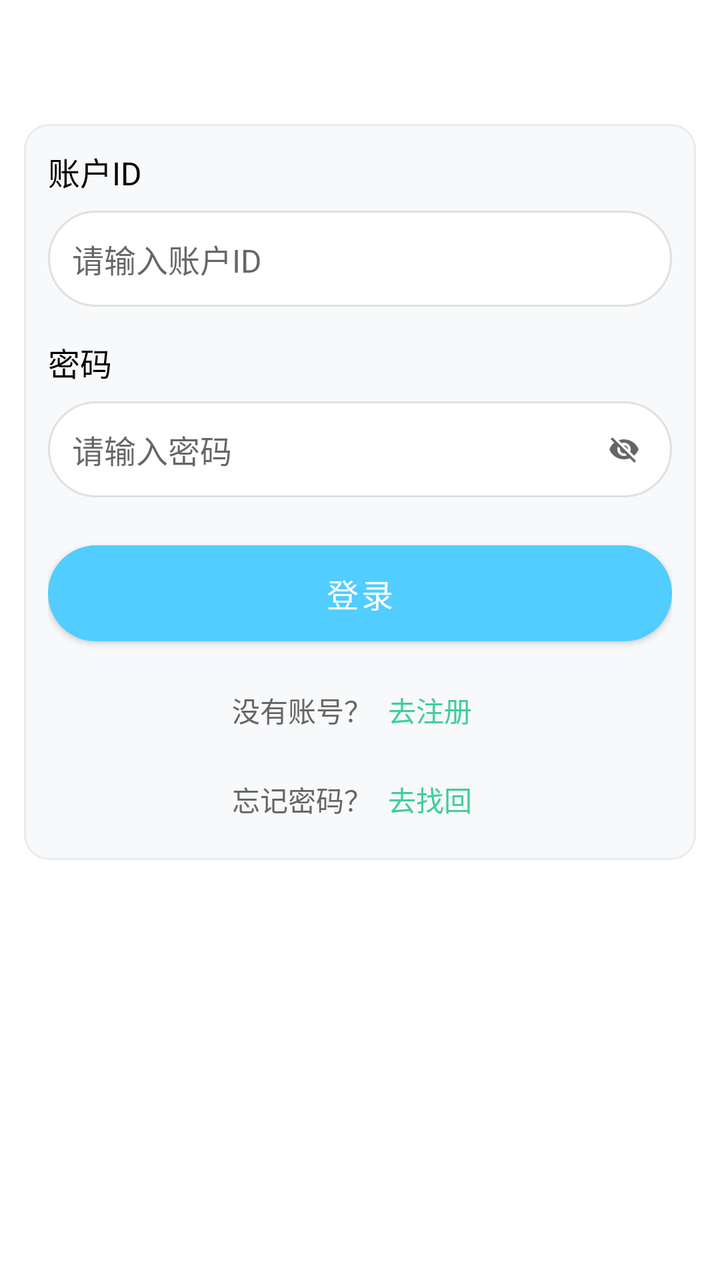
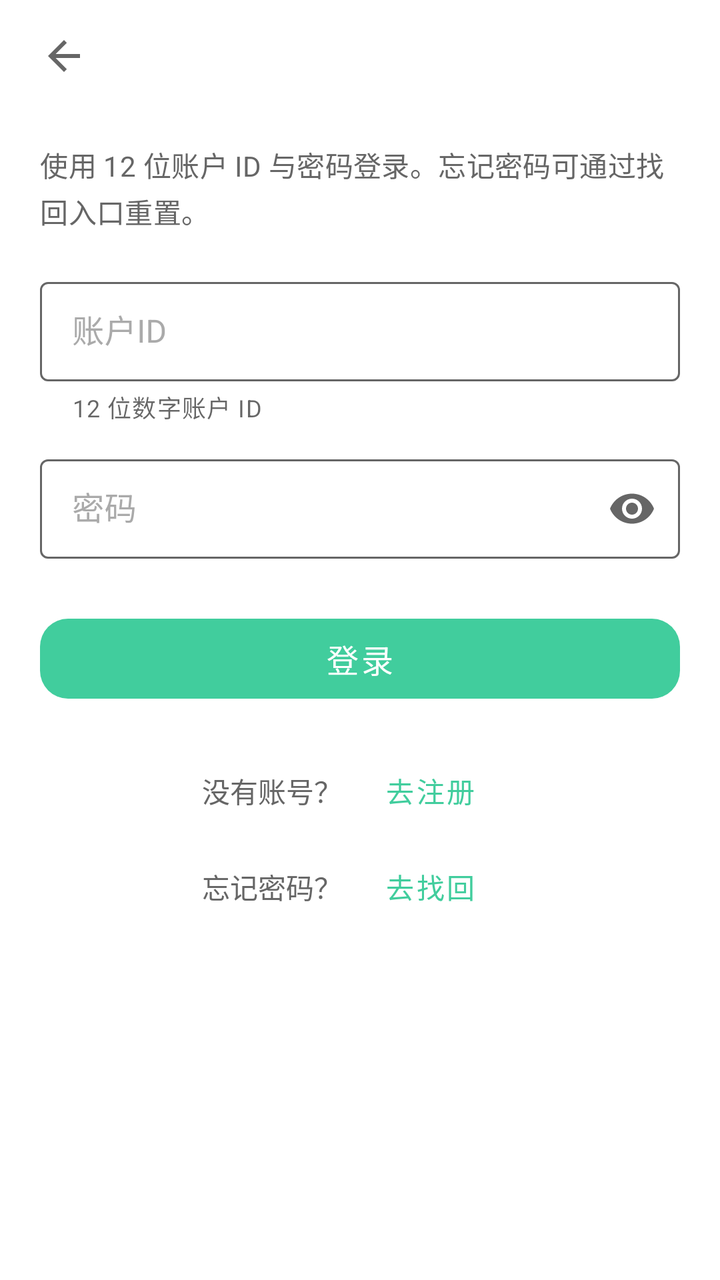

Two renders of the same Android screen: before a commit and after it. Below are the layout's source before the change and the commit's diff.
<!-- AndroidManifest.xml: activity theme Theme.PomodoroTimer.NoActionBar -->
<!-- res/layout/activity_login.xml -->
<?xml version="1.0" encoding="utf-8"?>
<ScrollView xmlns:android="http://schemas.android.com/apk/res/android"
    android:layout_width="match_parent"
    android:layout_height="match_parent"
    android:scrollbars="none">

    <LinearLayout
        android:layout_width="match_parent"
        android:layout_height="wrap_content"
        android:orientation="vertical"
        android:layout_marginTop="40dp"
        android:padding="12dp">

        
        <LinearLayout
            android:layout_width="match_parent"
            android:layout_height="wrap_content"
            android:layout_marginTop="10dp"
            android:orientation="vertical"
            android:background="@drawable/account_section_background"
            android:padding="12dp">

            
            <TextView
                android:layout_width="wrap_content"
                android:layout_height="wrap_content"
                android:text="@string/account_label_user_id"
                android:textSize="16sp"
                android:textColor="@color/text_primary"
                android:layout_marginBottom="8dp"/>

            <EditText
                android:id="@+id/et_user_id"
                android:layout_width="match_parent"
                android:layout_height="48dp"
                android:background="@drawable/edit_text_background"
                android:padding="12dp"
                android:hint="@string/account_error_user_id_required"
                android:textSize="16sp"
                android:inputType="number"
                android:maxLength="10"
                android:layout_marginBottom="16dp"/>

            
            <TextView
                android:layout_width="wrap_content"
                android:layout_height="wrap_content"
                android:text="@string/account_label_password"
                android:textSize="16sp"
                android:textColor="@color/text_primary"
                android:layout_marginBottom="8dp"/>

            <RelativeLayout
                android:layout_width="match_parent"
                android:layout_height="48dp"
                android:background="@drawable/edit_text_background"
                android:layout_marginBottom="24dp">

                <EditText
                    android:id="@+id/et_password"
                    android:layout_width="match_parent"
                    android:layout_height="match_parent"
                    android:padding="12dp"
                    android:paddingEnd="48dp"
                    android:hint="@string/account_error_password_required"
                    android:textSize="16sp"
                    android:maxLength="16"
                    android:inputType="textPassword"
                    android:background="@null"/>

                <ImageView
                    android:id="@+id/iv_password_toggle"
                    android:layout_width="24dp"
                    android:layout_height="24dp"
                    android:layout_alignParentEnd="true"
                    android:layout_centerVertical="true"
                    android:layout_marginEnd="12dp"
                    android:src="@drawable/ic_eye_off"
                    android:background="?attr/selectableItemBackgroundBorderless"
                    android:padding="4dp"
                    android:clickable="true"
                    android:focusable="true"/>

            </RelativeLayout>

            
            <Button
                android:id="@+id/btn_login"
                android:layout_width="match_parent"
                android:layout_height="48dp"
                android:text="@string/account_btn_login"
                android:textSize="16sp"
                android:background="@drawable/button_blue_background"
                android:textColor="@color/white"
                android:layout_marginBottom="16dp"/>

            
            <LinearLayout
                android:layout_width="match_parent"
                android:layout_height="wrap_content"
                android:orientation="horizontal"
                android:gravity="center">

                <TextView
                    android:layout_width="wrap_content"
                    android:layout_height="wrap_content"
                    android:text="@string/account_prompt_no_account"
                    android:textSize="14sp"
                    android:textColor="@color/text_secondary"/>

                <TextView
                    android:id="@+id/tv_go_register"
                    android:layout_width="wrap_content"
                    android:layout_height="wrap_content"
                    android:text="@string/account_action_go_register"
                    android:textSize="14sp"
                    android:textColor="@color/primary"
                    android:background="?attr/selectableItemBackground"
                    android:padding="8dp"
                    android:clickable="true"
                    android:focusable="true"/>

            </LinearLayout>

            <LinearLayout
                android:layout_width="match_parent"
                android:layout_height="wrap_content"
                android:orientation="horizontal"
                android:gravity="center"
                android:layout_marginTop="8dp">

                <TextView
                    android:layout_width="wrap_content"
                    android:layout_height="wrap_content"
                    android:text="@string/account_prompt_forgot_password"
                    android:textSize="14sp"
                    android:textColor="@color/text_secondary"/>

                <TextView
                    android:id="@+id/tv_go_recover"
                    android:layout_width="wrap_content"
                    android:layout_height="wrap_content"
                    android:text="@string/account_action_go_recover"
                    android:textSize="14sp"
                    android:textColor="@color/primary"
                    android:background="?attr/selectableItemBackground"
                    android:padding="8dp"
                    android:clickable="true"
                    android:focusable="true"/>

            </LinearLayout>

        </LinearLayout>

    </LinearLayout>

</ScrollView>
<!-- resources referenced by this layout -->
<resources>
  <color name="primary">#FF41CD9D</color>
  <color name="white">#FFFFFFFF</color>
  <!-- drawable account_section_background (drawable) -->
  <?xml version="1.0" encoding="utf-8"?>
  <shape xmlns:android="http://schemas.android.com/apk/res/android"
      android:shape="rectangle">
      <solid android:color="@color/account_section_bg" />
      <corners android:radius="12dp" />
      <stroke
          android:width="1dp"
          android:color="@color/account_section_border" />
  </shape>
  <!-- drawable button_blue_background (drawable) -->
  <?xml version="1.0" encoding="utf-8"?>
  <shape xmlns:android="http://schemas.android.com/apk/res/android"
      android:shape="rectangle">
      <solid android:color="#2196F3" />
      <corners android:radius="28dp" />
  </shape>
  <!-- drawable edit_text_background (drawable) -->
  <?xml version="1.0" encoding="utf-8"?>
  <shape xmlns:android="http://schemas.android.com/apk/res/android"
      android:shape="rectangle">
      <solid android:color="@color/white" />
      <corners android:radius="24dp" />
      <stroke
          android:width="1dp"
          android:color="#E0E0E0" />
  </shape>
  <!-- drawable ic_eye_off (drawable) -->
  <?xml version="1.0" encoding="utf-8"?>
  <vector xmlns:android="http://schemas.android.com/apk/res/android"
      android:width="24dp"
      android:height="24dp"
      android:viewportWidth="24"
      android:viewportHeight="24">
      <path
          android:fillColor="@color/text_secondary"
          android:pathData="M12,7c2.76,0 5,2.24 5,5 0,0.65 -0.13,1.26 -0.36,1.83l2.92,2.92c1.51,-1.26 2.7,-2.89 3.43,-4.75 -1.73,-4.39 -6,-7.5 -11,-7.5 -1.4,0 -2.74,0.25 -3.98,0.7l2.16,2.16C10.74,7.13 11.35,7 12,7zM2,4.27l2.28,2.28 0.46,0.46C3.08,8.3 1.78,10.02 1,12c1.73,4.39 6,7.5 11,7.5 1.55,0 3.03,-0.3 4.38,-0.84l0.42,0.42L19.73,22 21,20.73 3.27,3 2,4.27zM7.53,9.8l1.55,1.55c-0.05,0.21 -0.08,0.43 -0.08,0.65 0,1.66 1.34,3 3,3 0.22,0 0.44,-0.03 0.65,-0.08l1.55,1.55c-0.67,0.33 -1.41,0.53 -2.2,0.53 -2.76,0 -5,-2.24 -5,-5 0,-0.79 0.2,-1.53 0.53,-2.2zM11.84,9.02l3.15,3.15 0.02,-0.16c0,-1.66 -1.34,-3 -3,-3l-0.17,0.01z"/>
  </vector>
  <string name="account_error_password_required">请输入密码</string>
  <string name="account_error_user_id_required">请输入账户ID</string>
  <style name="Theme.PomodoroTimer.NoActionBar" parent="Theme.MaterialComponents.DayNight.NoActionBar">
          <item name="windowActionBar">false</item>
          <item name="windowNoTitle">true</item>
          <item name="colorPrimary">@color/skyblue</item>
          <item name="colorPrimaryVariant">@color/default_theme_dark</item>
          <item name="colorOnPrimary">@color/text_primary</item>
          <item name="android:statusBarColor">@color/background_card</item>
          <item name="android:navigationBarColor">@color/background_card</item>
          <item name="android:windowFullscreen">false</item>
          <item name="android:windowContentOverlay">@null</item>
      </style>
  <color name="account_section_bg">#FFF8F9FA</color>
  <color name="account_section_border">#FFE9ECEF</color>
  <color name="skyblue">#FF51CDFF</color>
  <color name="default_theme_dark">#014971</color>
  <color name="background_card">#FFFFFFFF</color>
  <!-- unchanged entries left out for length: 9 -->
</resources>

<!-- the commit's change to res/layout/activity_login.xml (unified diff, before → after) -->
@@ -1,157 +1,152 @@
 <?xml version="1.0" encoding="utf-8"?>
-<ScrollView xmlns:android="http://schemas.android.com/apk/res/android"
+<LinearLayout xmlns:android="http://schemas.android.com/apk/res/android"
+    xmlns:app="http://schemas.android.com/apk/res-auto"
     android:layout_width="match_parent"
     android:layout_height="match_parent"
-    android:scrollbars="none">
+    android:orientation="vertical">
 
-    <LinearLayout
+    <include layout="@layout/include_subpage_toolbar" />
+
+    <androidx.core.widget.NestedScrollView
+        android:id="@+id/subpage_content"
         android:layout_width="match_parent"
-        android:layout_height="wrap_content"
-        android:orientation="vertical"
-        android:layout_marginTop="40dp"
-        android:padding="12dp">
+        android:layout_height="0dp"
+        android:layout_weight="1"
+        android:clipToPadding="false"
+        android:fillViewport="true"
+        android:overScrollMode="ifContentScrolls"
+        android:scrollbars="none">
 
-        
         <LinearLayout
             android:layout_width="match_parent"
             android:layout_height="wrap_content"
-            android:layout_marginTop="10dp"
             android:orientation="vertical"
-            android:background="@drawable/account_section_background"
-            android:padding="12dp">
+            android:paddingHorizontal="20dp"
+            android:paddingTop="16dp"
+            android:paddingBottom="32dp">
 
-            
             <TextView
-                android:layout_width="wrap_content"
+                style="@style/AuthFormSubtitle"
+                android:layout_width="match_parent"
                 android:layout_height="wrap_content"
-                android:text="@string/account_label_user_id"
-                android:textSize="16sp"
-                android:textColor="@color/text_primary"
-                android:layout_marginBottom="8dp"/>
+                android:text="@string/auth_login_subtitle" />
 
-            <EditText
-                android:id="@+id/et_user_id"
+            <com.google.android.material.textfield.TextInputLayout
+                android:id="@+id/til_user_id"
+                style="@style/AuthTextInputLayout"
                 android:layout_width="match_parent"
-                android:layout_height="48dp"
-                android:background="@drawable/edit_text_background"
-                android:padding="12dp"
-                android:hint="@string/account_error_user_id_required"
-                android:textSize="16sp"
-                android:inputType="number"
-                android:maxLength="10"
-                android:layout_marginBottom="16dp"/>
+                android:layout_height="wrap_content"
+                android:layout_marginTop="20dp"
+                android:hint="@string/account_label_user_id"
+                app:helperText="@string/account_hint_user_id_12"
+                app:helperTextEnabled="true">
 
-            
-            <TextView
-                android:layout_width="wrap_content"
+                <com.google.android.material.textfield.TextInputEditText
+                    android:id="@+id/et_user_id"
+                    style="@style/AuthTextInputEditText"
+                    android:layout_width="match_parent"
+                    android:layout_height="wrap_content"
+                    android:imeOptions="actionNext"
+                    android:inputType="number"
+                    android:maxLength="12"
+                    android:maxLines="1" />
+            </com.google.android.material.textfield.TextInputLayout>
+
+            <com.google.android.material.textfield.TextInputLayout
+                android:id="@+id/til_password"
+                style="@style/AuthTextInputLayout"
+                android:layout_width="match_parent"
                 android:layout_height="wrap_content"
-                android:text="@string/account_label_password"
-                android:textSize="16sp"
-                android:textColor="@color/text_primary"
-                android:layout_marginBottom="8dp"/>
+                android:layout_marginTop="12dp"
+                android:hint="@string/account_label_password"
+                app:endIconMode="password_toggle">
 
-            <RelativeLayout
+                <com.google.android.material.textfield.TextInputEditText
+                    android:id="@+id/et_password"
+                    style="@style/AuthTextInputEditText"
+                    android:layout_width="match_parent"
+                    android:layout_height="wrap_content"
+                    android:imeOptions="actionDone"
+                    android:inputType="textPassword"
+                    android:maxLength="16"
+                    android:maxLines="1" />
+            </com.google.android.material.textfield.TextInputLayout>
+
+            <com.google.android.material.button.MaterialButton
+                android:id="@+id/btn_login"
+                style="@style/AuthPrimaryButton"
                 android:layout_width="match_parent"
-                android:layout_height="48dp"
-                android:background="@drawable/edit_text_background"
-                android:layout_marginBottom="24dp">
+                android:layout_height="wrap_content"
+                android:layout_marginTop="24dp"
+                android:text="@string/account_btn_login" />
 
-                <EditText
-                    android:id="@+id/et_password"
-                    android:layout_width="match_parent"
-                    android:layout_height="match_parent"
-                    android:padding="12dp"
-                    android:paddingEnd="48dp"
-                    android:hint="@string/account_error_password_required"
-                    android:textSize="16sp"
-                    android:maxLength="16"
-                    android:inputType="textPassword"
-                    android:background="@null"/>
-
-                <ImageView
-                    android:id="@+id/iv_password_toggle"
-                    android:layout_width="24dp"
-                    android:layout_height="24dp"
-                    android:layout_alignParentEnd="true"
-                    android:layout_centerVertical="true"
-                    android:layout_marginEnd="12dp"
-                    android:src="@drawable/ic_eye_off"
-                    android:background="?attr/selectableItemBackgroundBorderless"
-                    android:padding="4dp"
-                    android:clickable="true"
-                    android:focusable="true"/>
-
-            </RelativeLayout>
-
-            
-            <Button
-                android:id="@+id/btn_login"
-                android:layout_width="match_parent"
-                android:layout_height="48dp"
-                android:text="@string/account_btn_login"
-                android:textSize="16sp"
-                android:background="@drawable/button_blue_background"
-                android:textColor="@color/white"
-                android:layout_marginBottom="16dp"/>
-
-            
             <LinearLayout
                 android:layout_width="match_parent"
                 android:layout_height="wrap_content"
-                android:orientation="horizontal"
-                android:gravity="center">
+                android:layout_marginTop="16dp"
+                android:gravity="center"
+                android:orientation="horizontal">
 
                 <TextView
                     android:layout_width="wrap_content"
                     android:layout_height="wrap_content"
                     android:text="@string/account_prompt_no_account"
-                    android:textSize="14sp"
-                    android:textColor="@color/text_secondary"/>
+                    android:textColor="@color/text_secondary"
+                    android:textSize="14sp" />
 
-                <TextView
+                <com.google.android.material.button.MaterialButton
                     android:id="@+id/tv_go_register"
+                    style="@style/Widget.MaterialComponents.Button.TextButton"
                     android:layout_width="wrap_content"
                     android:layout_height="wrap_content"
+                    android:minHeight="48dp"
                     android:text="@string/account_action_go_register"
-                    android:textSize="14sp"
-                    android:textColor="@color/primary"
-                    android:background="?attr/selectableItemBackground"
-                    android:padding="8dp"
-                    android:clickable="true"
-                    android:focusable="true"/>
-
+                    android:textAllCaps="false"
+                    android:textColor="@color/brand" />
             </LinearLayout>
 
             <LinearLayout
                 android:layout_width="match_parent"
                 android:layout_height="wrap_content"
-                android:orientation="horizontal"
                 android:gravity="center"
-                android:layout_marginTop="8dp">
+                android:orientation="horizontal">
 
                 <TextView
                     android:layout_width="wrap_content"
                     android:layout_height="wrap_content"
                     android:text="@string/account_prompt_forgot_password"
-                    android:textSize="14sp"
-                    android:textColor="@color/text_secondary"/>
+                    android:textColor="@color/text_secondary"
+                    android:textSize="14sp" />
 
-                <TextView
+                <com.google.android.material.button.MaterialButton
                     android:id="@+id/tv_go_recover"
+                    style="@style/Widget.MaterialComponents.Button.TextButton"
                     android:layout_width="wrap_content"
                     android:layout_height="wrap_content"
+                    android:minHeight="48dp"
                     android:text="@string/account_action_go_recover"
-                    android:textSize="14sp"
-                    android:textColor="@color/primary"
-                    android:background="?attr/selectableItemBackground"
-                    android:padding="8dp"
-                    android:clickable="true"
-                    android:focusable="true"/>
+                    android:textAllCaps="false"
+                    android:textColor="@color/brand" />
+            </LinearLayout>
+        </LinearLayout>
+    </androidx.core.widget.NestedScrollView>
+</LinearLayout>
+<!-- res/layout/include_subpage_toolbar.xml (included above) -->
+<?xml version="1.0" encoding="utf-8"?>
+<FrameLayout xmlns:android="http://schemas.android.com/apk/res/android"
+    xmlns:app="http://schemas.android.com/apk/res-auto"
+    android:id="@+id/subpage_toolbar_container"
+    android:layout_width="match_parent"
+    android:layout_height="wrap_content">
 
-            </LinearLayout>
-
-        </LinearLayout>
-
-    </LinearLayout>
-
-</ScrollView>
+    <com.google.android.material.appbar.MaterialToolbar
+        android:id="@+id/subpage_toolbar"
+        style="@style/MainToolbar"
+        android:layout_width="match_parent"
+        android:layout_height="56dp"
+        android:paddingStart="4dp"
+        android:paddingEnd="12dp"
+        app:navigationIcon="@drawable/ic_back"
+        app:titleCentered="false"
+        app:titleTextAppearance="@style/AppActionBarTitle" />
+</FrameLayout>
<!-- resource entries referenced after the edit -->
@@ -1,63 +1,110 @@
 <!-- resources referenced by this layout -->
 <resources>
-  <color name="primary">#FF41CD9D</color>
-  <color name="white">#FFFFFFFF</color>
-  <!-- drawable account_section_background (drawable) -->
-  <?xml version="1.0" encoding="utf-8"?>
-  <shape xmlns:android="http://schemas.android.com/apk/res/android"
-      android:shape="rectangle">
-      <solid android:color="@color/account_section_bg" />
-      <corners android:radius="12dp" />
-      <stroke
-          android:width="1dp"
-          android:color="@color/account_section_border" />
-  </shape>
-  <!-- drawable button_blue_background (drawable) -->
-  <?xml version="1.0" encoding="utf-8"?>
-  <shape xmlns:android="http://schemas.android.com/apk/res/android"
-      android:shape="rectangle">
-      <solid android:color="#2196F3" />
-      <corners android:radius="28dp" />
-  </shape>
-  <!-- drawable edit_text_background (drawable) -->
-  <?xml version="1.0" encoding="utf-8"?>
-  <shape xmlns:android="http://schemas.android.com/apk/res/android"
-      android:shape="rectangle">
-      <solid android:color="@color/white" />
-      <corners android:radius="24dp" />
-      <stroke
-          android:width="1dp"
-          android:color="#E0E0E0" />
-  </shape>
-  <!-- drawable ic_eye_off (drawable) -->
-  <?xml version="1.0" encoding="utf-8"?>
+  <color name="brand">#FF41CD9D</color>
+  <!-- drawable ic_back (drawable) -->
   <vector xmlns:android="http://schemas.android.com/apk/res/android"
       android:width="24dp"
       android:height="24dp"
       android:viewportWidth="24"
-      android:viewportHeight="24">
+      android:viewportHeight="24"
+      android:tint="?attr/colorControlNormal">
       <path
           android:fillColor="@color/text_secondary"
-          android:pathData="M12,7c2.76,0 5,2.24 5,5 0,0.65 -0.13,1.26 -0.36,1.83l2.92,2.92c1.51,-1.26 2.7,-2.89 3.43,-4.75 -1.73,-4.39 -6,-7.5 -11,-7.5 -1.4,0 -2.74,0.25 -3.98,0.7l2.16,2.16C10.74,7.13 11.35,7 12,7zM2,4.27l2.28,2.28 0.46,0.46C3.08,8.3 1.78,10.02 1,12c1.73,4.39 6,7.5 11,7.5 1.55,0 3.03,-0.3 4.38,-0.84l0.42,0.42L19.73,22 21,20.73 3.27,3 2,4.27zM7.53,9.8l1.55,1.55c-0.05,0.21 -0.08,0.43 -0.08,0.65 0,1.66 1.34,3 3,3 0.22,0 0.44,-0.03 0.65,-0.08l1.55,1.55c-0.67,0.33 -1.41,0.53 -2.2,0.53 -2.76,0 -5,-2.24 -5,-5 0,-0.79 0.2,-1.53 0.53,-2.2zM11.84,9.02l3.15,3.15 0.02,-0.16c0,-1.66 -1.34,-3 -3,-3l-0.17,0.01z"/>
+          android:pathData="M20,11H7.83l5.59,-5.59L12,4l-8,8 8,8 1.41,-1.41L7.83,13H20v-2z"/>
   </vector>
-  <string name="account_error_password_required">请输入密码</string>
-  <string name="account_error_user_id_required">请输入账户ID</string>
+  <string name="account_hint_user_id_12">12 位数字账户 ID</string>
+  <string name="auth_login_subtitle">使用 12 位账户 ID 与密码登录。忘记密码可通过找回入口重置。</string>
+  <style name="AppActionBarTitle" parent="TextAppearance.AppCompat.Widget.ActionBar.Title">
+          <item name="android:textColor">@color/text_primary</item>
+          <item name="android:textSize">18sp</item>
+      </style>
+  <style name="AuthFormSubtitle">
+          <item name="android:textSize">14sp</item>
+          <item name="android:textColor">@color/text_secondary</item>
+          <item name="android:lineSpacingExtra">3dp</item>
+          <item name="android:letterSpacing">0.01</item>
+      </style>
+  <style name="AuthPrimaryButton" parent="Widget.MaterialComponents.Button.UnelevatedButton">
+          <item name="android:minHeight">52dp</item>
+          <item name="android:textAllCaps">false</item>
+          <item name="android:textColor">@color/on_brand</item>
+          <item name="android:textSize">16sp</item>
+          <item name="backgroundTint">@color/brand</item>
+          <item name="cornerRadius">14dp</item>
+          <item name="elevation">0dp</item>
+          <item name="rippleColor">@color/bottom_nav_ripple</item>
+      </style>
+  <style name="AuthTextInputEditText">
+          <item name="android:textColor">@color/text_primary</item>
+          <item name="android:textSize">16sp</item>
+          <item name="android:paddingTop">14dp</item>
+          <item name="android:paddingBottom">14dp</item>
+      </style>
+  <style name="AuthTextInputLayout" parent="Widget.MaterialComponents.TextInputLayout.OutlinedBox">
+          <item name="boxStrokeColor">@color/text_input_box_stroke</item>
+          <item name="hintTextColor">@color/brand</item>
+          <item name="android:textColorHint">@color/text_hint</item>
+      </style>
+  <style name="MainToolbar" parent="Widget.MaterialComponents.Toolbar">
+          <item name="android:background">@android:color/transparent</item>
+          <item name="background">@android:color/transparent</item>
+          <item name="android:elevation">0dp</item>
+          <item name="elevation">0dp</item>
+          <item name="android:stateListAnimator">@null</item>
+          <item name="android:outlineProvider">none</item>
+      </style>
   <style name="Theme.PomodoroTimer.NoActionBar" parent="Theme.MaterialComponents.DayNight.NoActionBar">
           <item name="windowActionBar">false</item>
           <item name="windowNoTitle">true</item>
-          <item name="colorPrimary">@color/skyblue</item>
-          <item name="colorPrimaryVariant">@color/default_theme_dark</item>
-          <item name="colorOnPrimary">@color/text_primary</item>
-          <item name="android:statusBarColor">@color/background_card</item>
-          <item name="android:navigationBarColor">@color/background_card</item>
+          <item name="colorPrimary">@color/brand</item>
+          <item name="colorPrimaryVariant">@color/brand</item>
+          <item name="colorOnPrimary">@color/on_brand</item>
+          <item name="colorSecondary">@color/brand</item>
+          <item name="colorOnSecondary">@color/on_brand</item>
+          <item name="android:statusBarColor">@color/surface_card</item>
+          <item name="android:navigationBarColor">@color/surface_card</item>
           <item name="android:windowFullscreen">false</item>
           <item name="android:windowContentOverlay">@null</item>
+          <item name="android:windowLightStatusBar" tools:targetApi="m">true</item>
+          <item name="materialAlertDialogTheme">@style/ThemeOverlay.Pomodoro.MaterialAlertDialog</item>
       </style>
-  <color name="account_section_bg">#FFF8F9FA</color>
-  <color name="account_section_border">#FFE9ECEF</color>
-  <color name="skyblue">#FF51CDFF</color>
-  <color name="default_theme_dark">#014971</color>
-  <color name="background_card">#FFFFFFFF</color>
+  <color name="on_brand">@color/absolute_white</color>
+  <color name="bottom_nav_ripple">#0A000000</color>
+  <color name="text_hint">#FFAAAAAA</color>
+  <color name="surface_card">#FFFFFFFF</color>
+  <style name="ThemeOverlay.Pomodoro.MaterialAlertDialog" parent="ThemeOverlay.MaterialComponents.MaterialAlertDialog">
+          <item name="colorPrimary">@color/brand</item>
+          <item name="colorSecondary">@color/brand</item>
+          <item name="colorSurface">@color/surface_card</item>
+          <item name="colorOnSurface">@color/text_primary</item>
+          <item name="materialAlertDialogTitleTextStyle">@style/TextAppearance.Pomodoro.Dialog.Title</item>
+          <item name="materialAlertDialogBodyTextStyle">@style/TextAppearance.Pomodoro.Dialog.Body</item>
+          <item name="shapeAppearanceOverlay">@style/ShapeAppearance.Pomodoro.Dialog</item>
+          <item name="buttonBarPositiveButtonStyle">@style/Widget.Pomodoro.Dialog.Button</item>
+          <item name="buttonBarNegativeButtonStyle">@style/Widget.Pomodoro.Dialog.Button</item>
+          <item name="buttonBarNeutralButtonStyle">@style/Widget.Pomodoro.Dialog.Button</item>
+      </style>
+  <color name="absolute_white">#FFFFFFFF</color>
+  <style name="TextAppearance.Pomodoro.Dialog.Title" parent="MaterialAlertDialog.MaterialComponents.Title.Text">
+          <item name="android:textColor">@color/text_primary</item>
+          <item name="android:textSize">18sp</item>
+          <item name="android:textStyle">bold</item>
+      </style>
+  <style name="TextAppearance.Pomodoro.Dialog.Body" parent="MaterialAlertDialog.MaterialComponents.Body.Text">
+          <item name="android:textColor">@color/text_secondary</item>
+          <item name="android:textSize">14sp</item>
+          <item name="android:lineSpacingExtra">3dp</item>
+      </style>
+  <style name="ShapeAppearance.Pomodoro.Dialog" parent="ShapeAppearance.MaterialComponents.LargeComponent">
+          <item name="cornerFamily">rounded</item>
+          <item name="cornerSize">20dp</item>
+      </style>
+  <style name="Widget.Pomodoro.Dialog.Button" parent="Widget.MaterialComponents.Button.TextButton.Dialog">
+          <item name="android:textColor">@color/brand</item>
+          <item name="android:textAllCaps">false</item>
+          <item name="rippleColor">@color/brand_container</item>
+      </style>
+  <color name="brand_container">#1A41CD9D</color>
   <!-- unchanged entries left out for length: 9 -->
 </resources>
 
